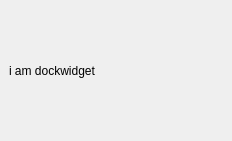
The window that Umbra/umbra_dockwidget_base.ui (rustychris/umbra) describes before a commit, drawn with Qt 5.
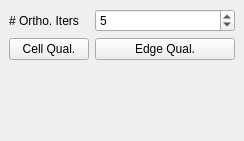
The same window after the commit.

Diff of the .ui file:
```diff
--- a/Umbra/umbra_dockwidget_base.ui
+++ b/Umbra/umbra_dockwidget_base.ui
@@ -6,7 +6,7 @@
    <rect>
     <x>0</x>
     <y>0</y>
-    <width>232</width>
+    <width>244</width>
     <height>141</height>
    </rect>
   </property>
@@ -16,11 +16,38 @@
   <widget class="QWidget" name="dockWidgetContents">
    <layout class="QGridLayout" name="gridLayout">
     <item row="0" column="0">
-     <layout class="QVBoxLayout" name="verticalLayout">
-      <item>
+     <layout class="QFormLayout" name="formLayout">
+      <item row="1" column="0">
        <widget class="QLabel" name="label">
         <property name="text">
-         <string>i am dockwidget</string>
+         <string># Ortho. Iters</string>
+        </property>
+       </widget>
+      </item>
+      <item row="1" column="1">
+       <widget class="QSpinBox" name="orthogNIters">
+        <property name="minimum">
+         <number>1</number>
+        </property>
+        <property name="maximum">
+         <number>200</number>
+        </property>
+        <property name="value">
+         <number>5</number>
+        </property>
+       </widget>
+      </item>
+      <item row="2" column="1">
+       <widget class="QPushButton" name="edgeQualButton">
+        <property name="text">
+         <string>Edge Qual.</string>
+        </property>
+       </widget>
+      </item>
+      <item row="2" column="0">
+       <widget class="QPushButton" name="cellQualButton">
+        <property name="text">
+         <string>Cell Qual.</string>
         </property>
        </widget>
       </item>
```
